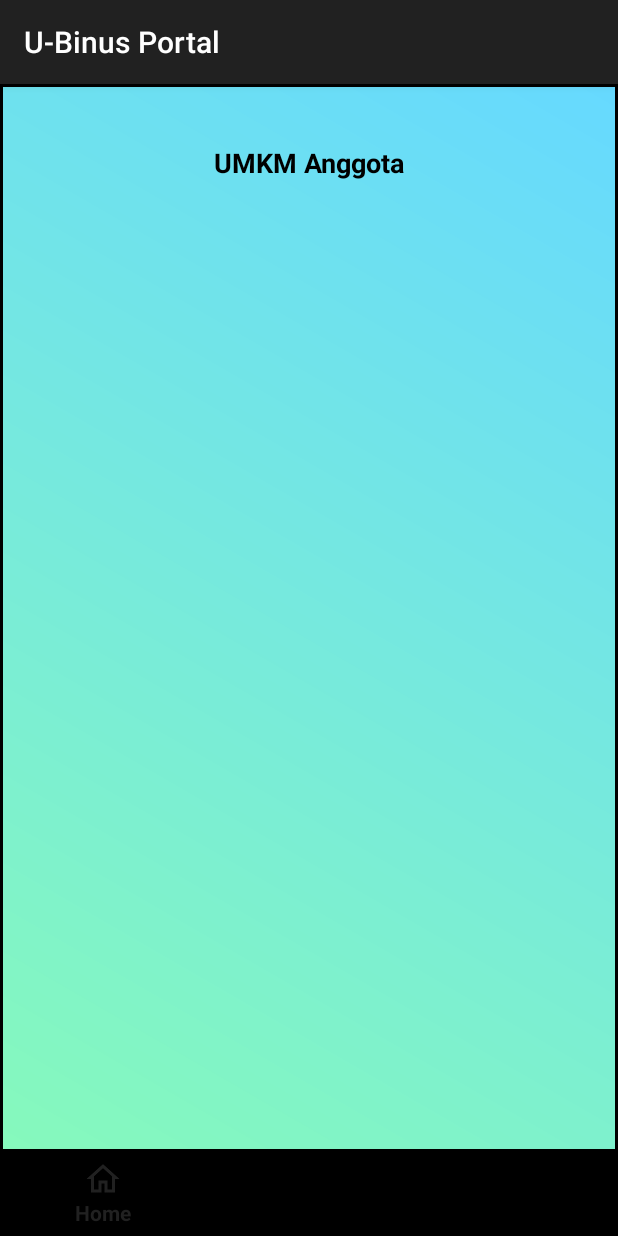
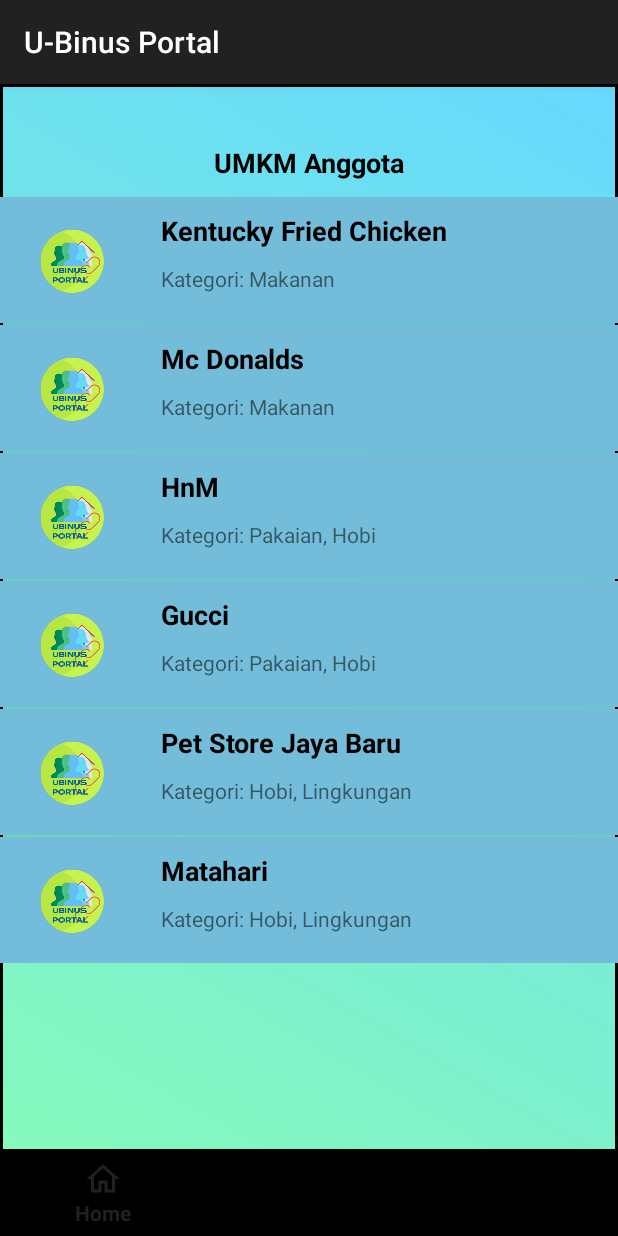
Before and after one commit to nakanaori/hackathon_RVJTeam, an Android app: the screen it shows after launch once a user with an empty profile is signed in (FragmentHandler), on a phone screen of 412 x 824 dp. Run offline under Robolectric (Android 15) with nearby library versions, the phone set to English and light mode, and no system bars; our stand-ins replace Firebase (no records; nobody signed in at launch, a user with empty details on screens opened directly), navigation-ui.

Commit message:
database dummy

```diff
--- a/app/src/main/java/com/u_binusportal/activity/MyUMKMDetails.java
+++ b/app/src/main/java/com/u_binusportal/activity/MyUMKMDetails.java
@@ -47,8 +47,8 @@
         setContentView(R.layout.activity_detail_umkm_private);
         productListView = (ListView)findViewById(R.id.listviewproduk);
         buttonEdit = (Button)findViewById(R.id.btnUbah);
-        name = (TextView)findViewById((R.id.namaUMKM));
-        description = (TextView) findViewById(R.id.deskripsiUMKM);
+        name = (TextView)findViewById((R.id.namaUMKMPrivate));
+        description = (TextView) findViewById(R.id.deskripsiUMKMPrivate);
         image = (ImageView)findViewById(R.id.umkmImage);
         Log.v("test","name" + name == null ?  "null" : "gk null");
         name.setText(Constant.currentUmkm.getUmkmName());
--- a/app/src/main/java/com/u_binusportal/activity/fragmentActivities/fragment/HalamanUtamaFragment.java
+++ b/app/src/main/java/com/u_binusportal/activity/fragmentActivities/fragment/HalamanUtamaFragment.java
@@ -1,10 +1,8 @@
 package com.u_binusportal.activity.fragmentActivities.fragment;
 
 import android.content.Intent;
-import android.net.Uri;
 import android.os.Bundle;
 import android.os.Parcelable;
-import android.util.Log;
 import android.view.LayoutInflater;
 import android.view.View;
 import android.view.ViewGroup;
@@ -12,64 +10,51 @@
 import android.widget.ListView;
 
 import androidx.annotation.NonNull;
-import androidx.annotation.Nullable;
 import androidx.fragment.app.Fragment;
 
-import com.google.android.gms.tasks.OnCompleteListener;
-import com.google.android.gms.tasks.Task;
-import com.google.firebase.firestore.DocumentSnapshot;
-import com.google.firebase.firestore.FirebaseFirestore;
-import com.google.firebase.firestore.QuerySnapshot;
-import com.u_binusportal.Async;
-import com.u_binusportal.Constant;
 import com.u_binusportal.activity.UMKMDetailsTokoTertentu;
+import com.u_binusportal.forTesting.DatabaseTestingJoe;
 import com.u_binusportal.R;
 import com.u_binusportal.adapter.UMKMListAdapter;
+import com.u_binusportal.component.UMKMListItemForLV;
 import com.u_binusportal.component.Umkm;
 
-import java.lang.reflect.Array;
 import java.util.ArrayList;
-import java.util.HashMap;
-import java.util.List;
-import java.util.concurrent.CountDownLatch;
 
 public class HalamanUtamaFragment extends Fragment {
 
     // ini nanti ambil dari database dengan umkm id
     private ListView listView;
-    private UMKMListAdapter adapter;
-    private FirebaseFirestore db = FirebaseFirestore.getInstance();
+    private final DatabaseTestingJoe database = new DatabaseTestingJoe();
+    UMKMListAdapter adapter;
 
     @Override
     public View onCreateView(@NonNull LayoutInflater layoutInflater,
-                         ViewGroup container, Bundle savedInstanceState) {
-
+                             ViewGroup container, Bundle savedInstanceState) {
         View root = layoutInflater.inflate(R.layout.halaman_utama, container, false);
-
-        try {
-            inisialisasi(root);
-        } catch (InterruptedException e) {
-            e.printStackTrace();
-        }
-
+        inisialisasi(root);
         return root;
     }
 
-    private void inisialisasi(View v) throws InterruptedException {
+    private void inisialisasi(View v) {
         ListView listview = (ListView) v.findViewById(R.id.list_view_hu);
+        ArrayList<UMKMListItemForLV> items = new ArrayList<>();
 
-        adapter = new UMKMListAdapter(getActivity(), R.layout.custom_list_item_home, Constant.UmkmArrayList);
-        Log.v("test", Constant.UmkmArrayList == null ? "null" : "gk null");
+        ArrayList<Umkm> temp = database.getUmkm();
+
+        for (Umkm x : temp)
+            items.add(x.convertToBeShownInLV());
+
+       adapter = new UMKMListAdapter(getActivity(), items);
         listview.setAdapter(adapter);
-
-//         INI NANTI NGEDIRECT KE PROFIL UMKM TERTENTU
-//        // BELUM DIMASUKKAN LOGIC
+        // INI NANTI NGEDIRECT KE PROFIL UMKM TERTENTU
+        // BELUM DIMASUKKAN LOGIC
         listview.setOnItemClickListener(new AdapterView.OnItemClickListener() {
             @Override
             public void onItemClick(AdapterView<?> adapterView, View view, int i, long l) {
-                Intent umkmIntent = new Intent(getActivity(), UMKMDetailsTokoTertentu.class);
-                umkmIntent.putExtra("umkm", (Parcelable) adapter.getItem(i));
-                startActivity(umkmIntent);
+                Intent j = new Intent(getActivity(), UMKMDetailsTokoTertentu.class);
+                j.putExtra("umkm", adapter.getItem(i));
+                startActivity(j);
             }
         });
     }
--- a/app/src/main/java/com/u_binusportal/adapter/UMKMListAdapter.java
+++ b/app/src/main/java/com/u_binusportal/adapter/UMKMListAdapter.java
@@ -1,7 +1,6 @@
 package com.u_binusportal.adapter;
 
 import android.content.Context;
-import android.util.Log;
 import android.view.LayoutInflater;
 import android.view.View;
 import android.view.ViewGroup;
@@ -13,43 +12,42 @@
 import androidx.annotation.Nullable;
 
 import com.u_binusportal.R;
-import com.u_binusportal.component.Umkm;
+import com.u_binusportal.component.UMKMListItemForLV;
 
 import java.util.ArrayList;
+import java.util.List;
 
 // class ini akan dipakai untuk halaman utama dan pencarian
 
-public class UMKMListAdapter extends ArrayAdapter<Umkm> {
+public class UMKMListAdapter extends ArrayAdapter<UMKMListItemForLV> {
 
     private Context c;
-    private ArrayList<Umkm> item;
-    int resource;
+    private List<UMKMListItemForLV> item;
 
-    public UMKMListAdapter(@NonNull Context context, int resource, @NonNull ArrayList<Umkm> item) {
-        super(context, resource);
+    public UMKMListAdapter(@NonNull Context context, @NonNull ArrayList<UMKMListItemForLV> objects) {
+        super(context, R.layout.custom_list_item_home, objects);
         this.c = context;
-        this.item = item;
-        this.resource = resource;
-    }
-
-    public Umkm getItem(int position){
-        return item.get(position);
+        this.item = objects;
     }
 
     @NonNull
     @Override
     public View getView(int position, @Nullable View convertView, @NonNull ViewGroup parent) {
-        View listItem = LayoutInflater.from(c).inflate(R.layout.custom_list_item_home, parent, false);
-        Umkm currentItem = item.get(position);
+        View listItem = convertView;
+        if(listItem == null) {
+            listItem = LayoutInflater.from(c).inflate(R.layout.custom_list_item_home, parent, false);
+        }
+        UMKMListItemForLV currentItem = item.get(position);
 
         ImageView umkmPhotos = (ImageView) listItem.findViewById(R.id.imageViewListHU);
         umkmPhotos.setImageResource(currentItem.getImageR());
 
         TextView namaUMKM = (TextView) listItem.findViewById(R.id.textViewHeader);
-        namaUMKM.setText(currentItem.getUmkmName());
+        namaUMKM.setText(currentItem.getTitle());
 
         TextView catUMKM = (TextView) listItem.findViewById(R.id.textViewCategory);
-        catUMKM.setText(currentItem.getUmkmDescription());
+        catUMKM.setText(currentItem.getDesc());
+
         return listItem;
     }
 }
--- a/app/src/main/java/com/u_binusportal/component/Umkm.java
+++ b/app/src/main/java/com/u_binusportal/component/Umkm.java
@@ -73,6 +73,17 @@
         this.userID = Constant.currentUser.getUserId();
     }
 
+    public Umkm(String name, String umkmDescription, String umkmAddress, List<String> umkmCategory, Uri umkmImage) {
+        this.umkmId = UUID.randomUUID().toString();
+        this.umkmName = name;
+        this.umkmDescription = umkmDescription;
+        this.umkmCategory = umkmCategory;
+        this.umkmAddress = umkmAddress;
+        this.umkmImage = umkmImage;
+        this.imageR = 0;
+        this.userID = UUID.randomUUID().toString();
+    }
+
     public String getUserID() {
         return userID;
     }
@@ -129,11 +140,11 @@
         this.imageR = i;
     }
 
-    private String traverse(String [] x) {
+    private String traverse(List<String> x) {
         String res = "";
-        int y = x.length;
+        int y = x.size();
         for(int i=0; i<y; i++) {
-            res += x[i];
+            res += x.get(i);
             if(i != y-1) res += ", "; else res += " ";
         }
         return res;
@@ -154,6 +165,12 @@
         dest.writeParcelable(this.umkmImage, flags);
         dest.writeInt(this.imageR);
         dest.writeString(this.userID);
+    }
+
+    public UMKMListItemForLV convertToBeShownInLV() {
+        String category = "Kategori: " + traverse(umkmCategory);
+        UMKMListItemForLV item = new UMKMListItemForLV(this.umkmName, category, this.umkmImage, this.imageR);
+        return item;
     }
 
     protected Umkm(Parcel in) {
--- a/app/src/main/java/com/u_binusportal/forTesting/DatabaseTestingJoe.java
+++ b/app/src/main/java/com/u_binusportal/forTesting/DatabaseTestingJoe.java
@@ -6,6 +6,8 @@
 import com.u_binusportal.component.Umkm;
 
 import java.util.ArrayList;
+import java.util.Arrays;
+import java.util.List;
 
 // ini ceritanya database yg isinya umkm
 public class DatabaseTestingJoe {
@@ -21,30 +23,34 @@
         Uri img = Uri.parse(String.valueOf(R.drawable.applogo));
         int imr = R.drawable.applogo;
 
-//        Umkm a = new Umkm("Kentucky Fried Chicken", "Ini adalah restoran KFC",
-//                catMakanan, "jalan raya", img, imr, "halo");
-//
-//        Umkm b = new Umkm("Mc Donalds", "Ini adalah restoran Mac Donalds",
-//                catMakanan, "jalan raya", img, imr, "halo");
-//
-//        Umkm c = new Umkm("HnM", "Ini adalah butik baju HnM",
-//                catPakaian, "jalan raya", img, imr, "halo");
-//
-//        Umkm d = new Umkm("Gucci", "Ini adalah butik baju Gucci",
-//                catPakaian, "jalan raya", img, imr, "halo");
-//
-//        Umkm e = new Umkm("Pet Store Jaya Baru", "Ini adalah Pet Store Jaya Baru",
-//                catHobby, "jalan raya", img, imr, "halo");
-//
-//        Umkm f = new Umkm("Matahari", "Ini adalah butik baju Matahari",
-//                catPakaian, "jalan raya", img, imr, "halo");
-//
-//        this.dataUMKM.add(a);
-//        this.dataUMKM.add(b);
-//        this.dataUMKM.add(c);
-//        this.dataUMKM.add(d);
-//        this.dataUMKM.add(e);
-//        this.dataUMKM.add(f);
+        List<String> aa = Arrays.asList(catMakanan);
+        List<String> bb = Arrays.asList(catPakaian);
+        List<String> cc = Arrays.asList(catHobby);
+
+        Umkm a = new Umkm("Kentucky Fried Chicken", "Ini adalah restoran KFC",
+                aa, "Jl. Lebak Bulus Selatan no. 21", img, imr, "halo");
+
+        Umkm b = new Umkm("Mc Donalds", "Ini adalah restoran Mac Donalds",
+                aa, "Jl. Sunter Agung no. 12", img, imr, "halo");
+
+        Umkm c = new Umkm("HnM", "Ini adalah butik baju HnM",
+                bb, "Jl. Kelapa Gading 19 no. 7B", img, imr, "halo");
+
+        Umkm d = new Umkm("Gucci", "Ini adalah butik baju Gucci",
+                bb, "Jl.Venesia Raya No. 88", img, imr, "halo");
+
+        Umkm e = new Umkm("Pet Store Jaya Baru", "Ini adalah Pet Store Jaya Baru",
+                cc, "Jl. Kemayoran Timur no. 200", img, imr, "halo");
+
+        Umkm f = new Umkm("Matahari", "Ini adalah butik baju Matahari",
+                cc, "Jl. Pengangsaan Timur no. 72", img, imr, "halo");
+
+        this.dataUMKM.add(a);
+        this.dataUMKM.add(b);
+        this.dataUMKM.add(c);
+        this.dataUMKM.add(d);
+        this.dataUMKM.add(e);
+        this.dataUMKM.add(f);
 
     }
 
--- a/app/src/main/res/layout/activity_detail_umkm_private.xml
+++ b/app/src/main/res/layout/activity_detail_umkm_private.xml
@@ -35,7 +35,7 @@
             android:layout_height="wrap_content"
             android:layout_centerHorizontal="true"
             android:layout_below="@+id/imgUser"
-            android:id="@+id/namaUMKM"
+            android:id="@+id/namaUMKMPrivate"
             android:text="Nama UMKM"
             android:textSize="22sp"/>
 
@@ -46,11 +46,11 @@
             android:layout_height="wrap_content"
             android:layout_centerHorizontal="true"
             android:gravity="center"
-            android:layout_below="@id/namaUMKM"
+            android:layout_below="@id/namaUMKMPrivate"
             android:text="Deskripsi (maks 100 kata)"
             android:textSize="18sp"
             android:maxLines="3"
-            android:id="@+id/deskripsiUMKM"
+            android:id="@+id/deskripsiUMKMPrivate"
             android:maxLength="100" />
 
 
--- a/app/src/main/res/layout/activity_detailumkm.xml
+++ b/app/src/main/res/layout/activity_detailumkm.xml
@@ -43,6 +43,7 @@
                     android:text="Deskripsi (maks 100 kata)"
                     android:textSize="18sp"
                     android:maxLines="3"
+                    android:id="@+id/deskripsiUMKM"
                     android:maxLength="100"
 
                 />
```
Also changed, not shown: app/src/main/java/com/u_binusportal/activity/UMKMDetailsTokoTertentu.java (+35 -18 lines), app/src/main/java/com/u_binusportal/activity/fragmentActivities/fragment/PencarianFragment.java (+15 -13 lines), app/src/main/java/com/u_binusportal/component/UMKMListItemForLV.java (+34 -1 lines).
